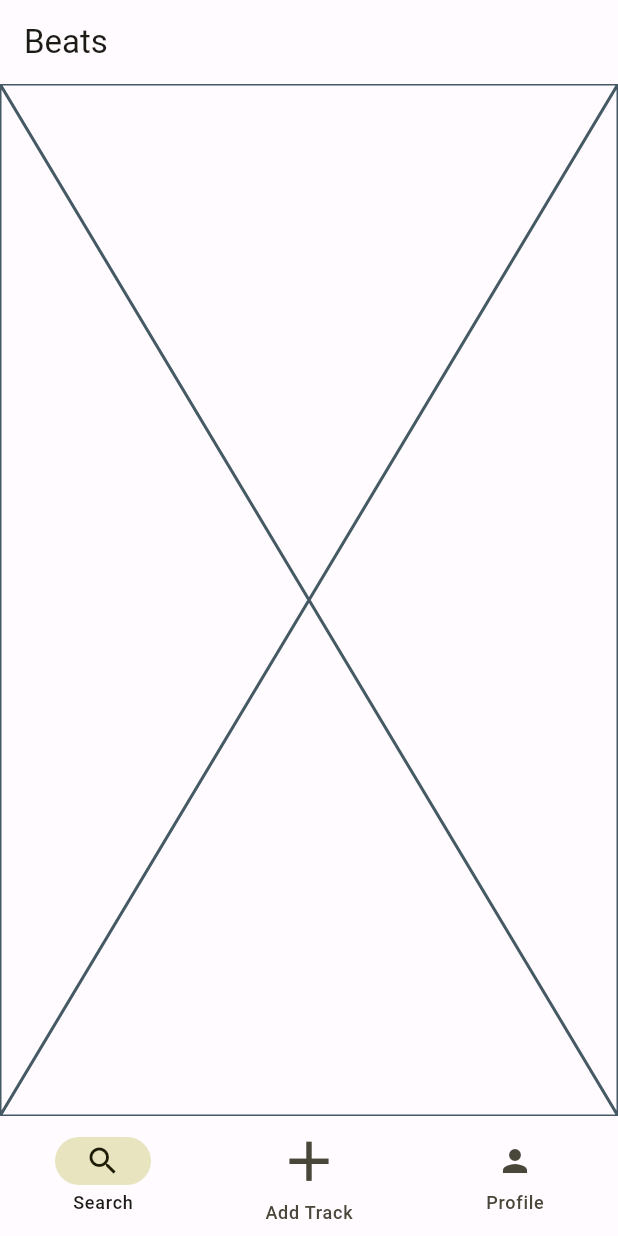
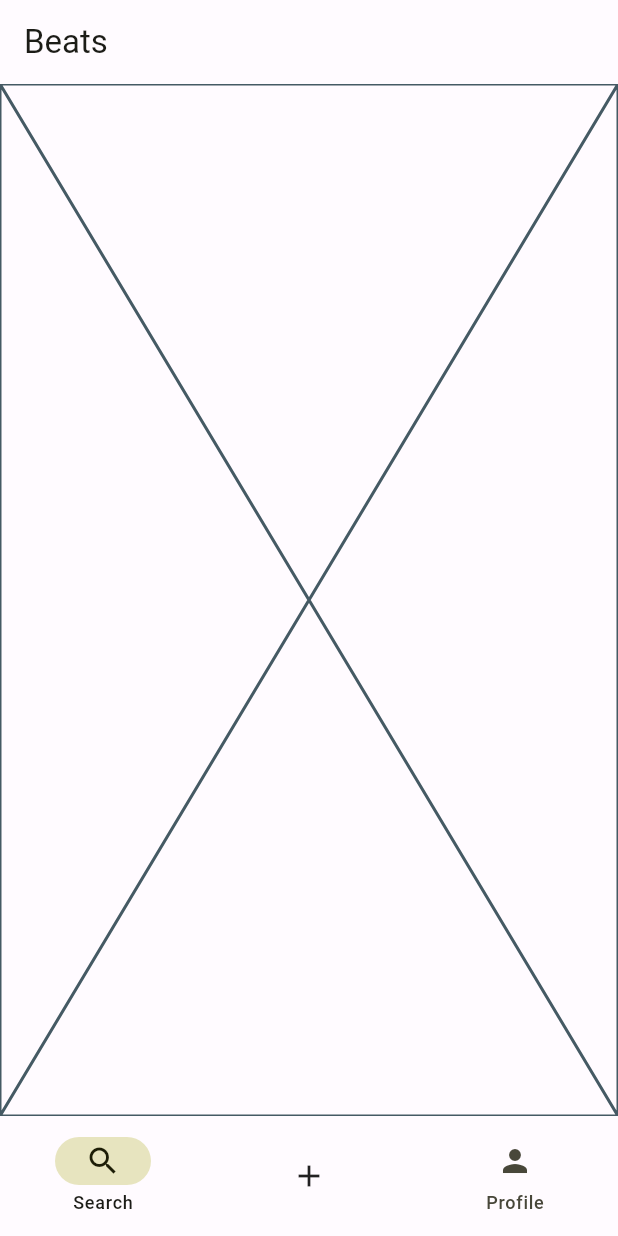
Before and after one commit to Damovetsky/beats-mavra, a Flutter app: the screen it shows after launch, on a phone screen of 412 x 824 dp. Run offline on Flutter 3.47's test engine with Material 2 defaults, Android fonts, the phone set to English and light mode, and no system bars; our stand-ins replace firebase_core; accounts and stored records are empty.

```diff
--- a/lib/view/home_page/home_page.dart
+++ b/lib/view/home_page/home_page.dart
@@ -15,7 +15,7 @@ class _HomePageState extends State<HomePage> {
   @override
   Widget build(BuildContext context) {
     return Scaffold(
-      body: Placeholder(),
+      body: const Placeholder(),
       appBar: AppBar(
         title: const Text(
           'Beats',
@@ -30,21 +30,22 @@ class _HomePageState extends State<HomePage> {
           });
         },
         selectedIndex: currentPageIndex,
-        destinations: const <Widget>[
-          NavigationDestination(
+        destinations: <Widget>[
+          const NavigationDestination(
             icon: Icon(
                 Icons.search,
             ),
             label: 'Search',
           ),
-          NavigationDestination(
-            icon: Icon(
-              Icons.add,
-              size: 45,
+          GestureDetector(
+            child: Container(
+              decoration: const BoxDecoration(
+                shape: BoxShape.circle,
+              ),
+              child: const Icon(Icons.add),
             ),
-            label: 'Add Track',
           ),
-          NavigationDestination(
+          const NavigationDestination(
             icon: Icon(
                 Icons.person,
             ),
```
